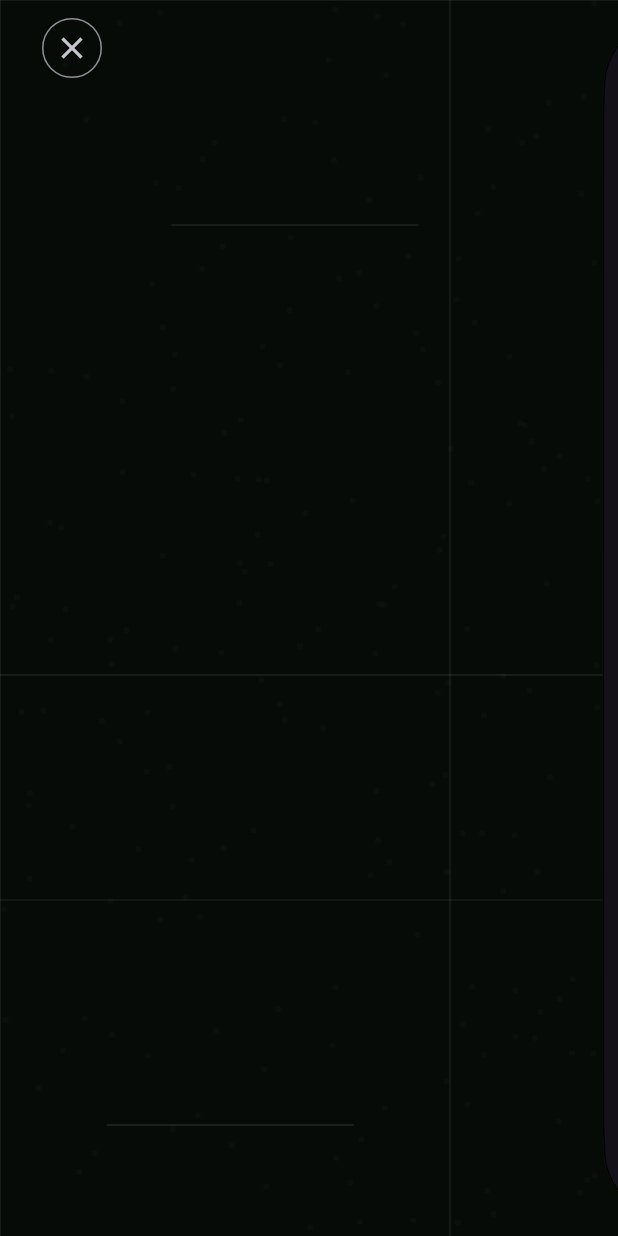
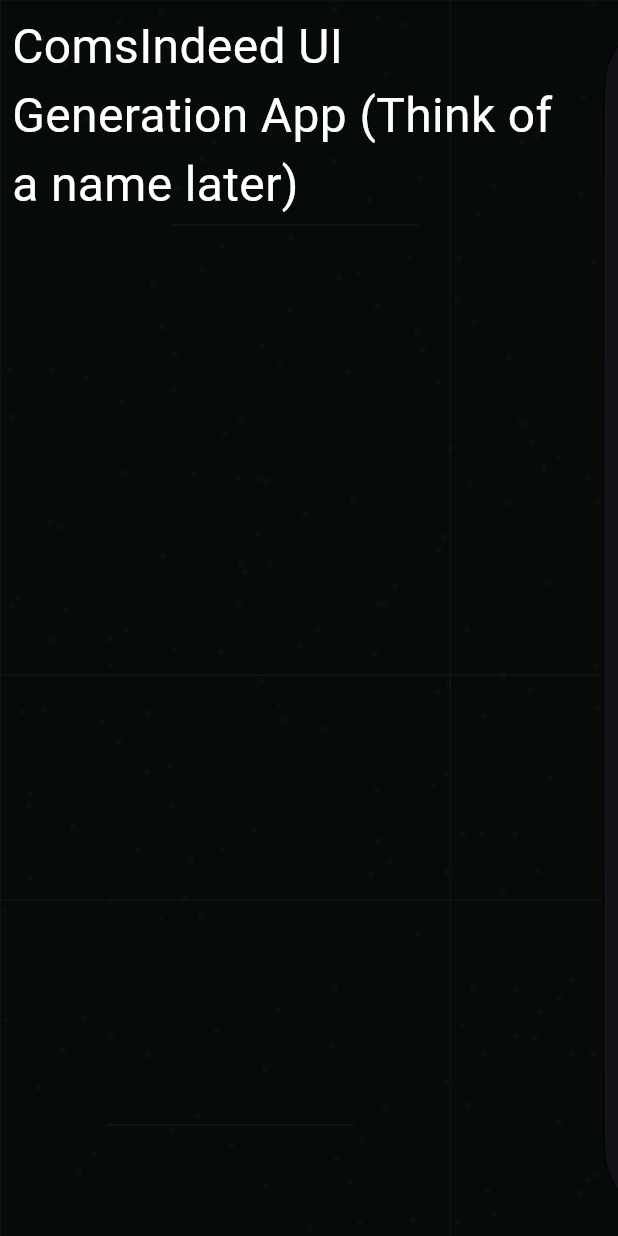
Before and after one commit to ComsIndeed/ui_gen_demo, a Flutter app: the screen it shows after launch, after a tap on "Talk to Gemini", on a phone screen of 412 x 824 dp. Run offline on Flutter 3.47's test engine with Material 3 defaults, Android fonts, the phone set to English and light mode, and no system bars; drawn by our look-alikes of flutter_advanced_drawer, flutter_animate; our stand-ins replace flutter_bloc, google_fonts, responsive_framework; Roboto replaces fonts that are missing (Anta).

Commit message:
Refactor WeatheredGridPainter for improved aesthetics and update drawer animations; add changelog for version 0.1.1

```diff
--- a/lib/aesthetics/weathered_grid_painter.dart
+++ b/lib/aesthetics/weathered_grid_painter.dart
@@ -15,7 +15,7 @@ class WeatheredGridPainter extends CustomPainter {
 
     const gridSize = 150.0;
     const lineWidth = 1.0;
-    const double alpha = 30;
+    const double alpha = 15;
 
     final gridPaint = Paint()
       ..strokeWidth = lineWidth
@@ -69,7 +69,9 @@ class WeatheredGridPainter extends CustomPainter {
 
     // Add subtle noise/grain for extra weathered effect
     const noiseSize = 2.0;
-    final noisePaint = Paint()..color = Colors.white.withOpacity(0.02);
+    // Avoid deprecated withOpacity; use Color.fromRGBO to set alpha precisely
+    final noisePaint = Paint()
+      ..color = const Color.fromRGBO(255, 255, 255, 0.02);
     for (int i = 0; i < 200; i++) {
       final x = random.nextDouble() * size.width;
       final y = random.nextDouble() * size.height;
--- a/lib/pages/animated_drawer_wrapper.dart
+++ b/lib/pages/animated_drawer_wrapper.dart
@@ -1,6 +1,7 @@
 import 'package:flutter/material.dart';
 import 'package:flutter/services.dart';
 import 'package:flutter_advanced_drawer/flutter_advanced_drawer.dart';
+import 'package:flutter_animate/flutter_animate.dart';
 import 'package:responsive_framework/responsive_framework.dart';
 import 'package:ui_gen_demo/pages/drawer_view.dart';
 import 'package:ui_gen_demo/aesthetics/weathered_grid_painter.dart';
@@ -31,7 +32,7 @@ class AnimatedDrawerWrapperState extends State<AnimatedDrawerWrapper>
     super.initState();
     _focusNode.requestFocus();
 
-    // Initialize animation controller
+    // Initialize animation controller for border radius
     _animationController = AnimationController(
       vsync: this,
       duration: const Duration(milliseconds: 100),
@@ -47,7 +48,7 @@ class AnimatedDrawerWrapperState extends State<AnimatedDrawerWrapper>
   }
 
   void _onDrawerChanged() {
-    // This is a backup listener in case the drawer state changes externally
+    // Backup listener in case the drawer state changes externally
     if (_advancedDrawerController.value.visible) {
       _animationController.forward();
     } else {
@@ -106,8 +107,20 @@ class AnimatedDrawerWrapperState extends State<AnimatedDrawerWrapper>
         openRatio: isMobile ? 0.975 : 0.75,
         animationCurve: Curves.easeInOutCubic,
         controller: _advancedDrawerController,
-        animationDuration: Duration(milliseconds: 300),
-        drawer: DrawerView(drawerController: _advancedDrawerController),
+        animationDuration: const Duration(milliseconds: 300),
+        // Drawer content: simple fade-in and slide-up using flutter_animate
+        drawer: DrawerView(drawerController: _advancedDrawerController)
+            .animate()
+            .fadeIn(
+              duration: const Duration(milliseconds: 300),
+              delay: const Duration(milliseconds: 100),
+            )
+            .slideY(
+              begin: 1.0,
+              duration: const Duration(milliseconds: 300),
+              delay: const Duration(milliseconds: 100),
+              curve: Curves.easeOutCubic,
+            ),
         child: AnimatedBuilder(
           animation: _borderRadiusAnimation,
           builder: (context, child) {
@@ -117,7 +130,7 @@ class AnimatedDrawerWrapperState extends State<AnimatedDrawerWrapper>
                 borderRadius: BorderRadius.circular(
                   _borderRadiusAnimation.value,
                 ),
-                side: BorderSide(width: 1),
+                side: const BorderSide(width: 1),
               ),
               child: child!,
             );
--- a/lib/pages/drawer_view.dart
+++ b/lib/pages/drawer_view.dart
@@ -1,5 +1,6 @@
 import 'package:flutter/material.dart';
 import 'package:flutter_advanced_drawer/flutter_advanced_drawer.dart';
+import 'package:google_fonts/google_fonts.dart';
 
 class DrawerView extends StatelessWidget {
   const DrawerView({super.key, required this.drawerController});
@@ -8,26 +9,23 @@ class DrawerView extends StatelessWidget {
 
   @override
   Widget build(BuildContext context) {
-    return Column(
-      children: [
-        Row(
-          children:
-              [
-                    const Spacer(),
-                    IconButton.outlined(
-                      onPressed: () => drawerController.hideDrawer(),
-                      icon: const Icon(Icons.close),
-                    ),
-                  ]
-                  .map(
-                    (widget) => Padding(
-                      padding: const EdgeInsets.all(8.0),
-                      child: widget,
-                    ),
-                  )
-                  .toList(),
-        ),
-      ],
+    return Padding(
+      padding: const EdgeInsets.all(8.0),
+      child: Column(
+        children: [
+          SizedBox(width: double.infinity),
+          Align(
+            alignment: Alignment.centerLeft,
+            child: Text(
+              "ComsIndeed UI Generation App (Think of a name later)",
+              style: GoogleFonts.anta(fontSize: 32, color: Colors.white),
+            ),
+          ),
+          const SizedBox(height: 24),
+
+          // Expanded(child: ListView.builder(itemBuilder: ))
+        ],
+      ),
     );
   }
 }
--- a/pubspec.yaml
+++ b/pubspec.yaml
@@ -1,7 +1,7 @@
 name: ui_gen_demo
-description: "A new Flutter project."
+description: "Generative UI demo app using Flutter"
 publish_to: 'none'
-version: 0.1.0
+version: 0.1.1
 
 environment:
   sdk: ^3.9.2
@@ -12,6 +12,7 @@ dependencies:
   flutter_advanced_drawer: ^1.5.0
   flutter_animate: ^4.5.2
   flutter_bloc: ^9.1.1
+  google_fonts: ^6.3.2
   llm_json_stream: ^0.2.1
   provider: ^6.1.5+1
   responsive_framework: ^1.5.1
```
Also changed, not shown: CHANGELOG.yaml (added, +18 -0 lines), pubspec.lock, 3 other files.
